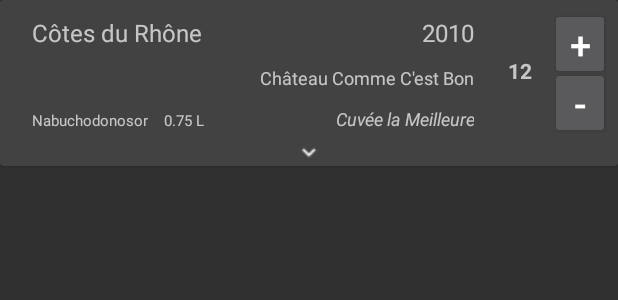
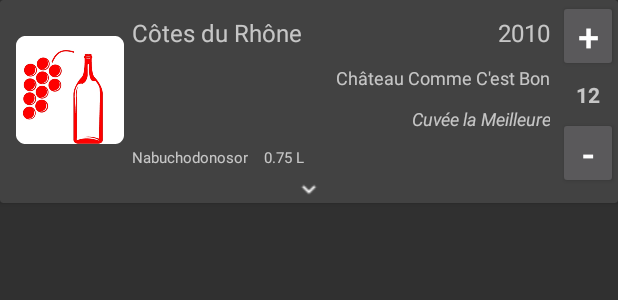
Before and after one commit to NathanielMotus/Cavevin, an Android app: the layout recyclerview_cellar_row.xml on its own in the app's theme, with its tools: preview values and no code run, on a phone screen of 412 x 824 dp. Shown: the top 300 px of the screen. Run offline under Robolectric (Android 15) with nearby library versions, the light colour scheme and no system bars.

Commit message:
Preparation to implement bottle photo :
Resizable textview for appellation, domain and cuvee so that there is no overlapping

Implementation of an ImageView to be populated with bottle photo

```diff
--- a/app/src/main/java/com/nathaniel/motus/cavevin/view/MyViewHolder.java
+++ b/app/src/main/java/com/nathaniel/motus/cavevin/view/MyViewHolder.java
@@ -13,7 +13,7 @@ public class MyViewHolder extends RecyclerView.ViewHolder {
     public TextView appellation,domain,cuvee,type,vintage,bottleName,capacity,quantity;
     public TextView originTitle,origin,bottleCommentTitle,bottleComment,cellarCommentTitle,cellarComment;
     public Button buttonPlus,buttonMinus;
-    public ImageView buttonCollapse,buttonEdit;
+    public ImageView buttonCollapse,buttonEdit,photoImage;
 
     public MyViewHolder(View view) {
         super(view);
@@ -35,5 +35,6 @@ public class MyViewHolder extends RecyclerView.ViewHolder {
         cellarComment=view.findViewById(R.id.recycler_cellar_row_cellar_comment_text);
         buttonCollapse=view.findViewById(R.id.recycler_cellar_row_collapse_image);
         buttonEdit=view.findViewById(R.id.recycler_cellar_row_edit_image);
+        photoImage=view.findViewById(R.id.recycler_cellar_row_photo_image);
     }
 }
--- a/app/src/main/res/layout/recyclerview_cellar_row.xml
+++ b/app/src/main/res/layout/recyclerview_cellar_row.xml
@@ -2,62 +2,94 @@
 <androidx.cardview.widget.CardView xmlns:android="http://schemas.android.com/apk/res/android"
     android:layout_height="wrap_content"
     android:layout_width="match_parent">
-<RelativeLayout
-    xmlns:android="http://schemas.android.com/apk/res/android"
-    xmlns:tools="http://schemas.android.com/tools"
+
+    <RelativeLayout xmlns:android="http://schemas.android.com/apk/res/android"
         android:animateLayoutChanges="true"
         android:layout_width="match_parent"
         android:layout_height="wrap_content">
 
     <TextView
         android:id="@+id/recycler_cellar_row_type_text"
-        android:layout_width="wrap_content"
+        android:layout_width="@dimen/recyclerview_cellar_row_type_width"
         android:layout_height="wrap_content"
-        android:textSize="@dimen/text_normal"
-        android:gravity="center"
-        android:padding="5dp"
-        android:layout_marginStart="5dp"
-        android:layout_marginTop="5dp"
-        android:layout_marginBottom="5dp"
+        android:layout_marginStart="@dimen/padding_small"
+        android:layout_marginTop="@dimen/padding_small"
+        android:layout_marginBottom="@dimen/padding_small"
         android:layout_alignTop="@id/recycler_cellar_row_appellation_text"
         android:layout_alignBottom="@id/recycler_cellar_row_bottle_name_text"
-        android:singleLine="false"
         android:text=""/>
+
+    <ImageView
+        android:id="@+id/recycler_cellar_row_photo_image"
+        android:layout_width="@dimen/recyclerview_cellar_row_photo_width"
+        android:layout_height="@dimen/recyclerview_cellar_row_photo_height"
+        android:layout_toEndOf="@id/recycler_cellar_row_type_text"
+        android:layout_alignParentTop="true"
+        android:src="@mipmap/ic_launcher"/>
 
     <TextView
         android:id="@+id/recycler_cellar_row_appellation_text"
-        android:layout_width="wrap_content"
+        android:layout_width="220dp"
         android:layout_height="wrap_content"
         android:textSize="@dimen/text_big"
         android:textStyle="normal"
         android:padding="5dp"
         android:gravity="left"
-        android:layout_marginTop="5dp"
-        android:layout_toEndOf="@id/recycler_cellar_row_type_text"
+        android:layout_marginTop="@dimen/padding_small"
+        android:layout_toEndOf="@id/recycler_cellar_row_photo_image"
         android:text="Côtes du Rhône"/>
+
+    <LinearLayout
+        android:id="@+id/recycler_cellar_row_buttons_linearlayout"
+        android:layout_width="@dimen/recyclerview_cellar_row_buttons_width"
+        android:layout_height="wrap_content"
+        android:layout_alignParentTop="true"
+        android:layout_alignParentEnd="true"
+        android:orientation="vertical">
 
         <Button
             android:id="@+id/recycler_cellar_row_plus_button"
-        android:layout_width="40dp"
+            android:layout_width="@dimen/recyclerview_cellar_row_buttons_width"
             android:layout_height="wrap_content"
             android:textSize="@dimen/text_huge"
             android:gravity="center"
-        android:padding="5dp"
-        android:layout_alignTop="@id/recycler_cellar_row_appellation_text"
-        android:layout_marginEnd="5dp"
-        android:layout_alignParentEnd="true"
+            android:layout_gravity="top"
+            android:padding="@dimen/padding_small"
             android:text="+"/>
 
         <TextView
+            android:id="@+id/recycler_cellar_row_quantity_text"
+            android:layout_width="@dimen/recyclerview_cellar_row_stock_width"
+            android:layout_height="wrap_content"
+            android:gravity="center"
+            android:layout_gravity="center"
+            android:paddingTop="@dimen/padding_small"
+            android:paddingBottom="@dimen/padding_small"
+            android:text="12"
+            android:textSize="14sp"
+            android:textStyle="bold"/>
+
+        <Button
+            android:id="@+id/recycler_cellar_row_minus_button"
+            android:layout_width="@dimen/recyclerview_cellar_row_buttons_width"
+            android:layout_height="wrap_content"
+            android:textSize="@dimen/text_huge"
+            android:gravity="center"
+            android:layout_gravity="bottom"
+            android:padding="@dimen/padding_small"
+            android:text="-"/>
+
+    </LinearLayout>
+
+    <TextView
         android:id="@+id/recycler_cellar_row_vintage_text"
-        android:layout_width="wrap_content"
+        android:layout_width="@dimen/recyclerview_cellar_row_vintage_width"
         android:layout_height="wrap_content"
         android:textSize="@dimen/text_big"
         android:gravity="end"
-        android:padding="5dp"
+        android:padding="@dimen/padding_small"
         android:layout_alignTop="@id/recycler_cellar_row_appellation_text"
-        android:layout_marginEnd="5dp"
-        android:layout_toLeftOf="@id/recycler_cellar_row_quantity_text"
+        android:layout_toStartOf="@id/recycler_cellar_row_buttons_linearlayout"
         android:text="2010"/>
 
     <TextView
@@ -66,7 +98,7 @@
         android:layout_height="wrap_content"
         android:textSize="@dimen/text_normal"
         android:gravity="end"
-        android:padding="5dp"
+        android:padding="@dimen/padding_small"
         android:layout_alignEnd="@id/recycler_cellar_row_vintage_text"
         android:layout_below="@id/recycler_cellar_row_appellation_text"
         android:text="Château Comme C'est Bon"/>
@@ -78,7 +110,7 @@
         android:textSize="@dimen/text_normal"
         android:textStyle="italic"
         android:gravity="end"
-        android:padding="5dp"
+        android:padding="@dimen/padding_small"
         android:layout_alignEnd="@id/recycler_cellar_row_vintage_text"
         android:layout_below="@id/recycler_cellar_row_domain_text"
         android:text="Cuvée la Meilleure"/>
@@ -89,9 +121,9 @@
         android:layout_height="wrap_content"
         android:textSize="@dimen/text_small"
         android:gravity="left"
-        android:padding="5dp"
+        android:padding="@dimen/padding_small"
         android:layout_alignStart="@id/recycler_cellar_row_appellation_text"
-        android:layout_alignBottom="@id/recycler_cellar_row_cuvee_text"
+        android:layout_below="@id/recycler_cellar_row_cuvee_text"
         android:text="Nabuchodonosor"/>
 
     <TextView
@@ -100,34 +132,12 @@
         android:layout_height="wrap_content"
         android:textSize="@dimen/text_small"
         android:gravity="left"
-        android:padding="5dp"
+        android:padding="@dimen/padding_small"
         android:layout_toEndOf="@id/recycler_cellar_row_bottle_name_text"
         android:layout_alignBottom="@id/recycler_cellar_row_bottle_name_text"
         android:text="0.75 L"/>
 
-    <Button
-        android:id="@+id/recycler_cellar_row_minus_button"
-        android:layout_width="40dp"
-        android:layout_height="wrap_content"
-        android:textSize="@dimen/text_huge"
-        android:gravity="center"
-        android:padding="5dp"
-        android:layout_alignBottom="@id/recycler_cellar_row_bottle_name_text"
-        android:layout_marginEnd="5dp"
-        android:layout_alignParentEnd="true"
-        android:text="-"/>
 
-    <TextView
-        android:id="@+id/recycler_cellar_row_quantity_text"
-        android:layout_width="40dp"
-        android:layout_height="wrap_content"
-        android:layout_toStartOf="@id/recycler_cellar_row_plus_button"
-        android:layout_marginTop="32dp"
-        android:gravity="center"
-        android:padding="5dp"
-        android:text="12"
-        android:textSize="14sp"
-        android:textStyle="bold"/>
 
     <TextView
         android:id="@+id/recycler_cellar_row_origin_title_text"
--- a/app/src/main/res/values/dimens.xml
+++ b/app/src/main/res/values/dimens.xml
@@ -7,4 +7,13 @@
     <dimen name="text_big">16sp</dimen>
     <dimen name="margin_big">30dp</dimen>
     <dimen name="text_huge">25sp</dimen>
+
+<!--    Recyclerview cellar row dimensions-->
+    <dimen name="recyclerview_cellar_row_photo_width">72dp</dimen>
+    <dimen name="recyclerview_cellar_row_photo_height">120dp</dimen>
+    <dimen name="recyclerview_cellar_row_type_width">5dp</dimen>
+    <dimen name="recyclerview_cellar_row_stock_width">40dp</dimen>
+    <dimen name="recyclerview_cellar_row_buttons_width">40dp</dimen>
+    <dimen name="recyclerview_cellar_row_vintage_width">60dp</dimen>
+
 </resources>
```
Also changed, not shown: app/src/main/java/com/nathaniel/motus/cavevin/controller/CellarPictureUtils.java (added, +74 -0 lines), app/src/main/java/com/nathaniel/motus/cavevin/view/MyRecyclerViewAdapter.java (+22 -3 lines). Lines whose indentation alone changed are shown as unchanged.
